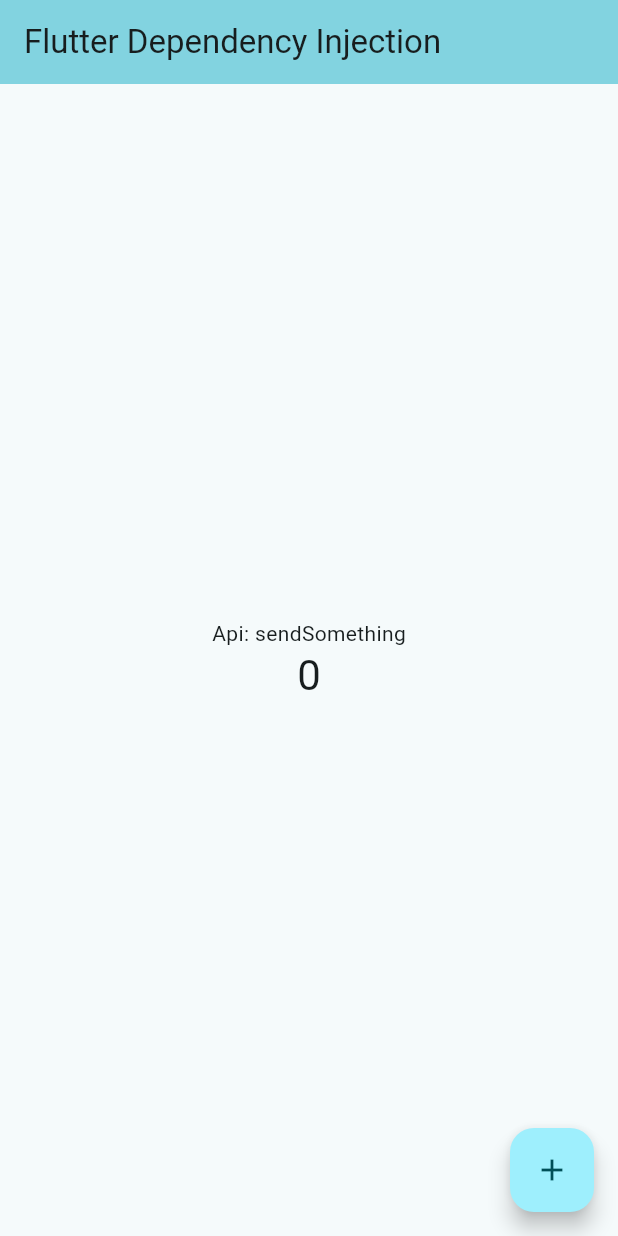
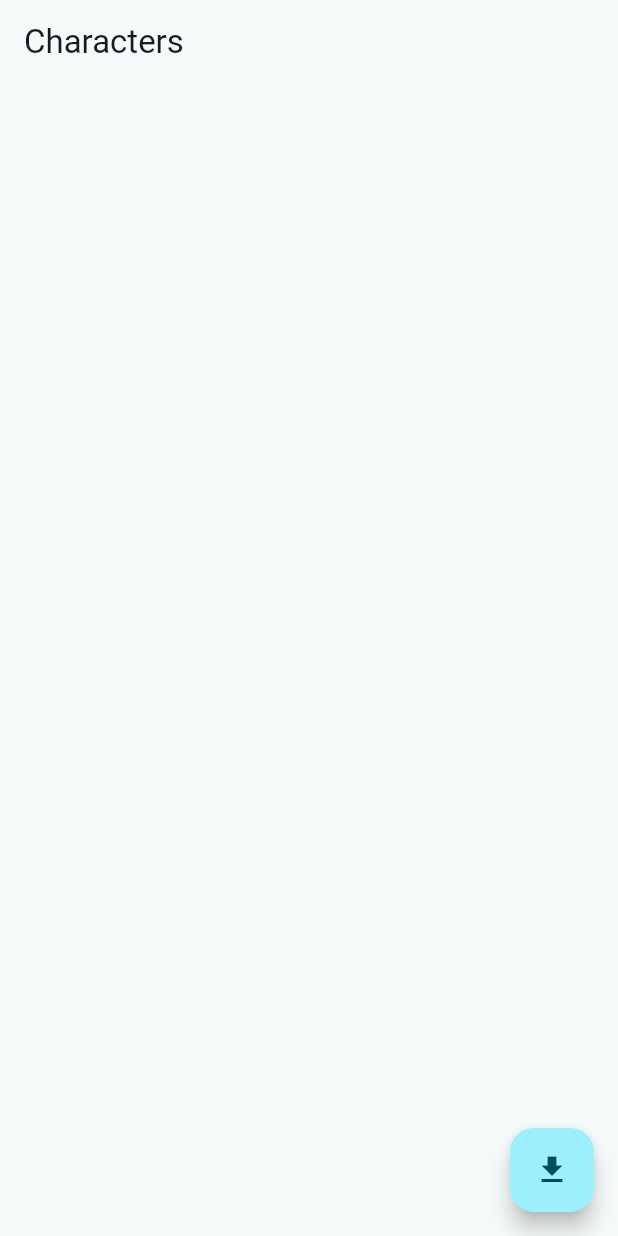
Before and after one commit to MertSaygili/flutter_dependency_injection, a Flutter app: the screen it shows after launch, on a phone screen of 412 x 824 dp. Run offline on Flutter 3.47's test engine with Material 2 defaults, Android fonts, the phone set to English and light mode, and no system bars; our stand-ins replace dio, equatable, get_it, logger.

Commit message:
network layer builded

```diff
--- a/lib/feature/api.dart
+++ /dev/null
@@ -1,10 +0,0 @@
-class Api {
-  //..
-  void doSomething() {
-    print('Api: doSomething');
-  }
-
-  String sendSomething() {
-    return 'Api: sendSomething';
-  }
-}
--- a/lib/feature/constants.dart
+++ b/lib/feature/constants/constants.dart
@@ -5,5 +5,5 @@
   const Constants();
 
   final String appName = "Flutter Dependency Injection";
-  final String baseUrl = "https://jsonplaceholder.typicode.com/";
+  final String baseUrl = "https://rickandmortyapi.com/api";
 }
--- /dev/null
+++ b/lib/feature/enums/service_enums.dart
@@ -0,0 +1,5 @@
+// ignore_for_file: constant_identifier_names
+
+enum ServicePath {
+  CHARACTER,
+}
--- a/lib/feature/injection.dart
+++ b/lib/feature/injection.dart
@@ -1,17 +1,16 @@
-import 'package:flutter_dependcy_injection/feature/api.dart';
-import 'package:flutter_dependcy_injection/feature/constants.dart';
-import 'package:flutter_dependcy_injection/feature/log/log_manager.dart';
 import 'package:get_it/get_it.dart';
 
+import 'constants/constants.dart';
+import 'log/log_manager.dart';
+import 'network/network_manager.dart';
+
 class Injection {
-  static final GetIt _getIt = GetIt.instance;
+  static final GetIt getIt = GetIt.instance;
 
   void initInstances() {
     getIt
-      ..registerSingleton<Api>(Api())
       ..registerSingleton<Constants>(const Constants())
-      ..registerSingleton<LogManager>(LogManager());
+      ..registerSingleton<LogManager>(LogManager())
+      ..registerSingleton<NetworkManager>(NetworkManager());
   }
-
-  static GetIt get getIt => _getIt;
 }
--- a/lib/feature/model/base_model.dart
+++ /dev/null
@@ -1,4 +0,0 @@
-abstract class BaseModel<T> {
-  Map<String, Object> toJson();
-  T fromJson(Map<String, Object> json);
-}
--- /dev/null
+++ b/lib/feature/model/character_model.dart
@@ -0,0 +1,77 @@
+import 'package:equatable/equatable.dart';
+import 'package:json_annotation/json_annotation.dart';
+
+import 'info_model.dart';
+
+part 'character_model.g.dart';
+
+@JsonSerializable()
+class CharacterModel extends Equatable {
+  final int? id;
+  final String? name;
+  final String? status;
+  final String? species;
+  final String? type;
+  final String? gender;
+  final String? image;
+  final List<String?>? episode;
+  final String? url;
+  final DateTime? created;
+
+  const CharacterModel({this.id, this.name, this.status, this.species, this.type, this.gender, this.image, this.episode, this.url, this.created});
+
+  CharacterModel copyWith({
+    int? id,
+    String? name,
+    String? status,
+    String? species,
+    String? type,
+    String? gender,
+    String? image,
+    List<String>? episode,
+    String? url,
+    DateTime? created,
+  }) =>
+      CharacterModel(
+        id: id ?? this.id,
+        name: name ?? this.name,
+        status: status ?? this.status,
+        species: species ?? this.species,
+        type: type ?? this.type,
+        gender: gender ?? this.gender,
+        image: image ?? this.image,
+        episode: episode ?? this.episode,
+        url: url ?? this.url,
+        created: created ?? this.created,
+      );
+
+  factory CharacterModel.fromJson(Map<String, dynamic> json) {
+    return _$CharacterModelFromJson(json);
+  }
+
+  Map<String, dynamic> toJson() {
+    return _$CharacterModelToJson(this);
+  }
+
+  @override
+  List<Object?> get props => throw UnimplementedError();
+}
+
+@JsonSerializable()
+class BaseCharacterModel extends Equatable {
+  final InfoModel? info;
+  final List<CharacterModel>? results;
+
+  const BaseCharacterModel({this.info, this.results});
+
+  factory BaseCharacterModel.fromJson(Map<String, dynamic> json) {
+    return _$BaseCharacterModelFromJson(json);
+  }
+
+  Map<String, dynamic> toJson() {
+    return _$BaseCharacterModelToJson(this);
+  }
+
+  @override
+  List<Object?> get props => throw UnimplementedError();
+}
--- /dev/null
+++ b/lib/feature/model/info_model.dart
@@ -0,0 +1,30 @@
+import 'package:equatable/equatable.dart';
+import 'package:json_annotation/json_annotation.dart';
+part 'info_model.g.dart';
+
+@JsonSerializable()
+class InfoModel extends Equatable {
+  final int? count;
+  final int? pages;
+  final String? next;
+
+  const InfoModel({this.count, this.pages, this.next});
+
+  factory InfoModel.fromJson(Map<String, dynamic> json) {
+    return _$InfoModelFromJson(json);
+  }
+
+  @override
+  List<Object?> get props => throw UnimplementedError();
+}
+
+@JsonSerializable()
+class BaseResponseModel extends Equatable {
+  final InfoModel? info;
+  final List<dynamic>? results;
+
+  const BaseResponseModel({this.info, this.results});
+
+  @override
+  List<Object?> get props => throw UnimplementedError();
+}
--- a/lib/main.dart
+++ b/lib/main.dart
@@ -1,7 +1,6 @@
 import 'package:flutter/material.dart';
-import 'package:flutter_dependcy_injection/feature/api.dart';
-import 'package:flutter_dependcy_injection/feature/constants.dart';
-import 'package:flutter_dependcy_injection/feature/injection.dart';
+import 'package:flutter_dependcy_injection/product/screens/characters_screen.dart';
+import 'feature/injection.dart';
 
 void main() {
   Injection().initInstances();
@@ -16,54 +15,8 @@
   Widget build(BuildContext context) {
     return MaterialApp(
       title: 'Flutter Demo',
-      theme: ThemeData(
-        colorScheme: ColorScheme.fromSeed(seedColor: Colors.grey),
-        useMaterial3: true,
-      ),
-      home: const MyHomePage(title: 'Flutter Demo Home Page'),
+      theme: ThemeData(colorScheme: ColorScheme.fromSeed(seedColor: Colors.grey), useMaterial3: true),
+      home: const CharactersScreen(),
     );
   }
 }
-
-class MyHomePage extends StatefulWidget {
-  const MyHomePage({super.key, required this.title});
-
-  final String title;
-
-  @override
-  State<MyHomePage> createState() => _MyHomePageState();
-}
-
-class _MyHomePageState extends State<MyHomePage> {
-  int _counter = 0;
-
-  void _incrementCounter() {
-    setState(() {
-      _counter++;
-    });
-  }
-
-  @override
-  Widget build(BuildContext context) {
-    return Scaffold(
-      appBar: AppBar(backgroundColor: Theme.of(context).colorScheme.inversePrimary, title: Text(Injection.getIt.get<Constants>().appName)),
-      body: Center(
-        child: Column(
-          mainAxisAlignment: MainAxisAlignment.center,
-          children: <Widget>[
-            Text(Injection.getIt.get<Api>().sendSomething()),
-            Text(
-              '$_counter',
-              style: Theme.of(context).textTheme.headlineMedium,
-            ),
-          ],
-        ),
-      ),
-      floatingActionButton: FloatingActionButton(
-        onPressed: _incrementCounter,
-        tooltip: 'Increment',
-        child: const Icon(Icons.add),
-      ),
-    );
-  }
-}
--- /dev/null
+++ b/lib/product/screens/characters_screen.dart
@@ -0,0 +1,68 @@
+import 'dart:io';
+
+import 'package:dio/dio.dart';
+import 'package:flutter/material.dart';
+import '../../feature/enums/service_enums.dart';
+import '../../feature/extensions/service_path_extension.dart';
+import '../../feature/injection.dart';
+import '../../feature/network/network_manager.dart';
+
+import '../../feature/model/character_model.dart';
+
+class CharactersScreen extends StatefulWidget {
+  const CharactersScreen({super.key});
+
+  @override
+  State<CharactersScreen> createState() => _MyWidgetState();
+}
+
+class _MyWidgetState extends State<CharactersScreen> {
+  final Dio _dio = Injection.getIt.get<NetworkManager>().dio;
+  List<CharacterModel> _characters = [];
+
+  @override
+  Widget build(BuildContext context) {
+    return Scaffold(
+      appBar: AppBar(title: const Text('Characters')),
+      body: _characterListView(),
+      floatingActionButton: _fetchDataButton(),
+    );
+  }
+
+  FloatingActionButton _fetchDataButton() {
+    return FloatingActionButton(
+      onPressed: () async {
+        await getItems();
+        setState(() {});
+      },
+      tooltip: 'Fetch',
+      child: const Icon(Icons.get_app),
+    );
+  }
+
+  ListView _characterListView() {
+    return ListView.builder(
+      itemCount: _characters.length,
+      itemBuilder: (context, index) {
+        return ListTile(
+          title: ListTile(
+            title: Text(_characters[index].name ?? ''),
+            subtitle: Text(_characters[index].status ?? ''),
+            leading: CircleAvatar(child: Image.network(_characters[index].image ?? '')),
+          ),
+        );
+      },
+    );
+  }
+
+  Future<void> getItems() async {
+    final response = await _dio.get(ServicePath.CHARACTER.rawValue);
+    if (response.statusCode == HttpStatus.ok) {
+      final data = response.data;
+      if (data is Map<String, dynamic>) {
+        final BaseCharacterModel model = BaseCharacterModel.fromJson(data);
+        _characters = model.results ?? [];
+      }
+    }
+  }
+}
--- a/pubspec.yaml
+++ b/pubspec.yaml
@@ -19,9 +19,14 @@
 
   # network
   dio: ^5.2.1+1
+  json_serializable: ^6.7.0
+  json_annotation: ^4.8.1
 
   # logger
   logger: ^1.4.0
+
+  #equatable
+  equatable: ^2.0.5
 
 dev_dependencies:
   flutter_test:
```
Also changed, not shown: lib/feature/extensions/service_path_extension.dart (added, +12 -0 lines), lib/feature/network/network_manager.dart (+14 -46 lines), lib/feature/constants/colors.dart (renamed from lib/feature/colors.dart), lib/feature/model/character_model.g.dart (added), lib/feature/model/info_model.g.dart (added), pubspec.lock.
